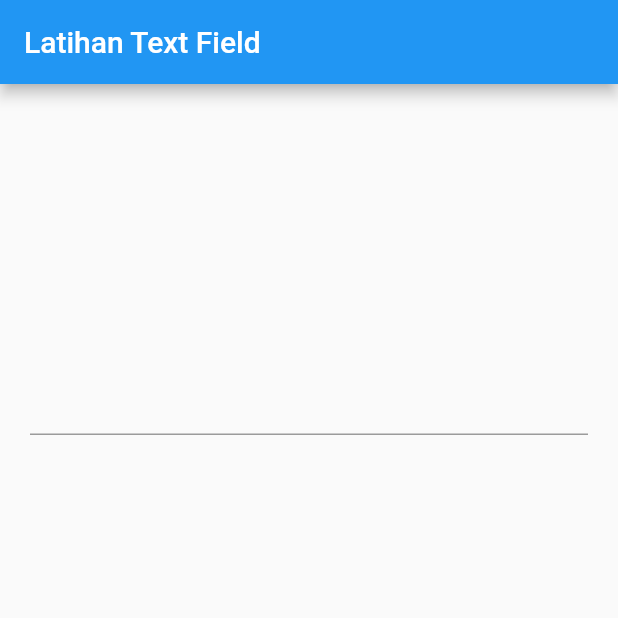
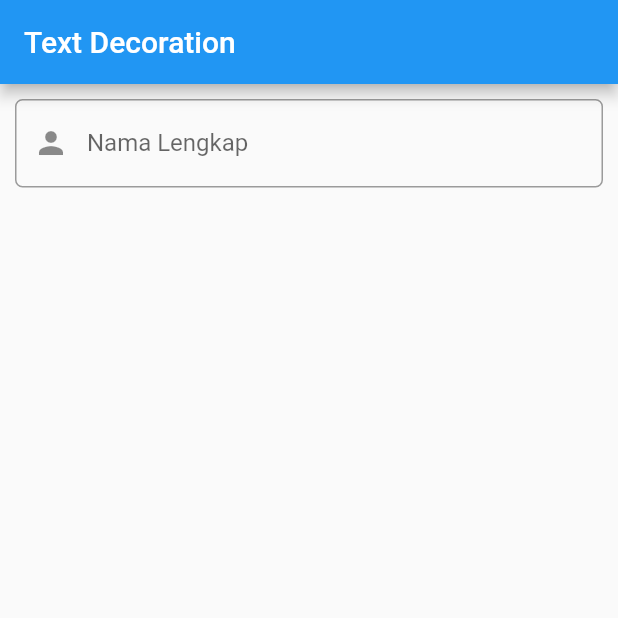
Before and after one commit to cecep29/flutter_basic, a Flutter app: the screen it shows after launch, on a phone screen of 412 x 824 dp, the top half of it. Run offline on Flutter 3.47's test engine with Material 2 defaults, Android fonts, the phone set to English and light mode, and no system bars.

Commit message:
text field style decoration

```diff
--- a/lib/main.dart
+++ b/lib/main.dart
@@ -4,36 +4,28 @@ void main() {
   runApp(const MyApp());
 }
 
-class MyApp extends StatefulWidget {
+class MyApp extends StatelessWidget {
   const MyApp({super.key});
-
-  @override
-  State<MyApp> createState() => _MyAppState();
-}
-
-class _MyAppState extends State<MyApp> {
-  TextEditingController controller = TextEditingController();
 
   @override
   Widget build(BuildContext context) {
     return MaterialApp(
       home: Scaffold(
         appBar: AppBar(
-          title: const Text('Latihan Text Field'),
+          title: const Text('Text Decoration'),
         ),
-        body: Column(
-          mainAxisAlignment: MainAxisAlignment.spaceAround,
-          children: [
-            Container(
-              margin: const EdgeInsets.all(20),
-              child: TextField(
-                  controller: controller,
-                  onChanged: (value) {
-                    setState(() {});
-                  }),
-            ),
-            Text(controller.text)
-          ],
+        body: Container(
+          margin: const EdgeInsets.all(10),
+          child: TextField(
+            decoration: InputDecoration(
+                border: OutlineInputBorder(
+                  borderRadius: BorderRadius.circular(5),
+                  borderSide: const BorderSide(width: 3, color: Colors.blue),
+                ),
+                hintText: 'Masukan nama',
+                label: const Text('Nama Lengkap'),
+                prefixIcon: const Icon(Icons.person)),
+          ),
         ),
       ),
     );
```
